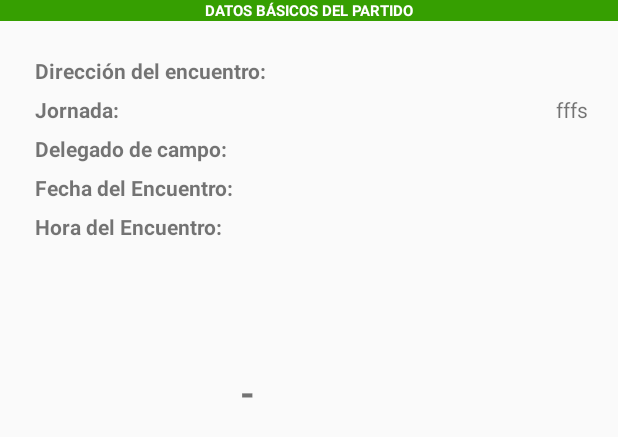
After one commit to Anthua22/FutApp, an Android app: the layout datos_partido.xml on its own in the app's theme, with its tools: preview values and no code run, on a phone screen of 412 x 824 dp. The commit adds this screen. Shown: the top 437 px of the screen. Run offline under Robolectric (Android 15) with nearby library versions, the phone set to English and light mode, and no system bars.

Commit message:
Creo el fragement del partido al elegir un partido y el priomer fragment que se verá ser ale de los datos basicos del partido

```diff
--- a/app/src/main/AndroidManifest.xml
+++ b/app/src/main/AndroidManifest.xml
@@ -10,7 +10,8 @@
         android:supportsRtl="true"
         android:theme="@style/Theme.AppCompat.Light.NoActionBar"
         android:usesCleartextTraffic="true">
-        <activity android:name=".MainActivity">
+        <activity android:name=".MainActivity"
+            android:screenOrientation="portrait">
             <intent-filter>
                 <action android:name="android.intent.action.MAIN" />
 
--- a/app/src/main/java/com/example/futapp/VistasFragments/LoginFragment.java
+++ b/app/src/main/java/com/example/futapp/VistasFragments/LoginFragment.java
@@ -66,7 +66,7 @@ public class LoginFragment extends Fragment {
         FragmentTransaction FT= FM.beginTransaction();
 
         Fragment fragment = new InicioFragment(arbitrosIniciar);
-        FT.replace(R.id.principal, fragment);
+        FT.replace(R.id.principal,fragment, "fragmentinicio");
         FT.commit();
     }
 
@@ -89,6 +89,8 @@ public class LoginFragment extends Fragment {
 
                     if(arbitrosIniciar.getId()!=0){
                         Inicio();
+                    }else{
+                        Toast.makeText(getActivity(), "Usuario o contraseña incorrectos...",Toast.LENGTH_LONG).show();
                     }
                 }else{
                     Log.e("Error", response.message());
--- /dev/null
+++ b/app/src/main/res/layout/datos_partido.xml
@@ -0,0 +1,166 @@
+<?xml version="1.0" encoding="utf-8"?>
+<LinearLayout
+    xmlns:android="http://schemas.android.com/apk/res/android" android:layout_width="match_parent"
+    android:layout_height="match_parent"
+    android:orientation="vertical">
+    <LinearLayout
+        android:layout_width="match_parent"
+        android:layout_height="match_parent"
+        android:orientation="vertical">
+
+        <TextView
+            android:layout_width="match_parent"
+            android:layout_height="wrap_content"
+            android:text="DATOS BÁSICOS DEL PARTIDO"
+            android:gravity="center"
+            android:textStyle="bold"
+            android:textSize="10dp"
+            android:textColor="#FFF"
+            android:background="#369F01"/>
+        <TableLayout
+            android:layout_width="match_parent"
+            android:layout_height="wrap_content"
+            android:stretchColumns="1"
+            android:layout_margin="20dp"
+            >
+            <TableRow>
+                <TextView
+                    android:layout_width="wrap_content"
+                    android:layout_column="1"
+                    android:padding="3dp"
+                    android:layout_height="wrap_content"
+                    android:textStyle="bold"
+                    android:text="Dirección del encuentro:"/>
+
+                <TextView
+                    android:layout_width="wrap_content"
+                    android:layout_height="wrap_content"
+                    android:layout_marginLeft="10dp"
+                    android:id="@+id/direccion"/>
+            </TableRow>
+
+            <TableRow>
+                <TextView
+                    android:layout_width="wrap_content"
+                    android:layout_height="wrap_content"
+                    android:textStyle="bold"
+                    android:layout_column="1"
+                    android:padding="3dp"
+                    android:text="Jornada:"/>
+                <TextView
+                    android:layout_width="wrap_content"
+                    android:layout_height="wrap_content"
+                    android:layout_marginLeft="10dp"
+                    android:text="fffs"
+                    android:id="@+id/jornada"/>
+            </TableRow>
+
+            <TableRow>
+                <TextView
+                    android:layout_width="wrap_content"
+                    android:textStyle="bold"
+                    android:layout_height="wrap_content"
+                    android:layout_column="1"
+                    android:padding="3dp"
+                    android:text="Delegado de campo:"/>
+                <TextView
+                    android:layout_width="wrap_content"
+                    android:layout_height="wrap_content"
+                    android:id="@+id/delegado_campo"/>
+            </TableRow>
+
+            <TableRow>
+                <TextView
+                    android:layout_width="wrap_content"
+                    android:textStyle="bold"
+                    android:layout_height="wrap_content"
+                    android:layout_column="1"
+                    android:padding="3dp"
+                    android:text="Fecha del Encuentro:"/>
+                <TextView
+                    android:layout_width="wrap_content"
+                    android:layout_height="wrap_content"
+                    android:id="@+id/fecha_partido"/>
+            </TableRow>
+
+            <TableRow>
+                <TextView
+                    android:layout_width="wrap_content"
+                    android:layout_height="wrap_content"
+                    android:layout_column="1"
+                    android:textStyle="bold"
+                    android:padding="3dp"
+                    android:text="Hora del Encuentro:"/>
+                <TextView
+                    android:layout_width="wrap_content"
+                    android:layout_height="wrap_content"
+                    android:id="@+id/hora_encuentro"/>
+            </TableRow>
+
+        </TableLayout>
+
+
+        <LinearLayout
+            android:layout_width="match_parent"
+            android:layout_height="wrap_content"
+            android:layout_marginLeft="20dp"
+            android:layout_marginRight="20dp"
+            android:layout_marginTop="60dp"
+            android:orientation="horizontal">
+            <LinearLayout
+                android:layout_width="wrap_content"
+                android:layout_height="wrap_content"
+                android:gravity="left"
+                android:orientation="vertical">
+                <ImageView
+                    android:layout_width="60dp"
+                    android:layout_height="50dp"
+                    android:layout_marginLeft="20dp"
+                    android:id="@+id/equipolocalfoto"/>
+                <TextView
+                    android:layout_width="wrap_content"
+                    android:layout_height="wrap_content"
+                    android:id="@+id/nombrelocal"
+                    android:textStyle="bold"
+                   />
+            </LinearLayout>
+
+            <TextView
+                android:layout_width="wrap_content"
+                android:layout_height="wrap_content"
+                android:text="-"
+                android:textSize="25dp"
+                android:layout_marginLeft="60dp"
+                android:textStyle="bold"
+                />
+
+            <LinearLayout
+                android:layout_width="wrap_content"
+                android:layout_height="wrap_content"
+                android:gravity="right"
+                android:layout_marginLeft="35dp"
+                android:orientation="vertical">
+                <ImageView
+                    android:layout_width="60dp"
+                    android:layout_height="50dp"
+                    android:id="@+id/equipoVisitantefoto"/>
+                <TextView
+                    android:layout_width="wrap_content"
+                    android:layout_height="wrap_content"
+                    android:id="@+id/nombrevisitante"
+                    android:textStyle="bold"
+                    android:layout_marginLeft="50dp"
+                    />
+
+            </LinearLayout>
+        </LinearLayout>
+
+    </LinearLayout>
+
+
+
+
+
+
+
+</LinearLayout>
```
Also changed, not shown: app/src/main/java/com/example/futapp/Adaptadores/AdaptadorPartidosNuevos.java (+12 -1 lines), app/src/main/java/com/example/futapp/Adaptadores/PagerAdapterPartido.java (added, +46 -0 lines), app/src/main/java/com/example/futapp/VistasFragments/DatosBasicosFragment.java (added, +102 -0 lines), app/src/main/java/com/example/futapp/VistasFragments/InicioFragment.java (+11 -4 lines), app/src/main/java/com/example/futapp/VistasFragments/PartidoFragment.java (added, +70 -0 lines), app/src/main/java/com/example/futapp/VistasFragments/PartidosNuevosTabFragment.java (+19 -0 lines), app/src/main/res/layout/header_layout_inicio.xml (+9 -7 lines), app/src/main/res/layout/partido.xml (added, +60 -0 lines), app/src/main/res/menu/menu_partido.xml (added, +25 -0 lines).
